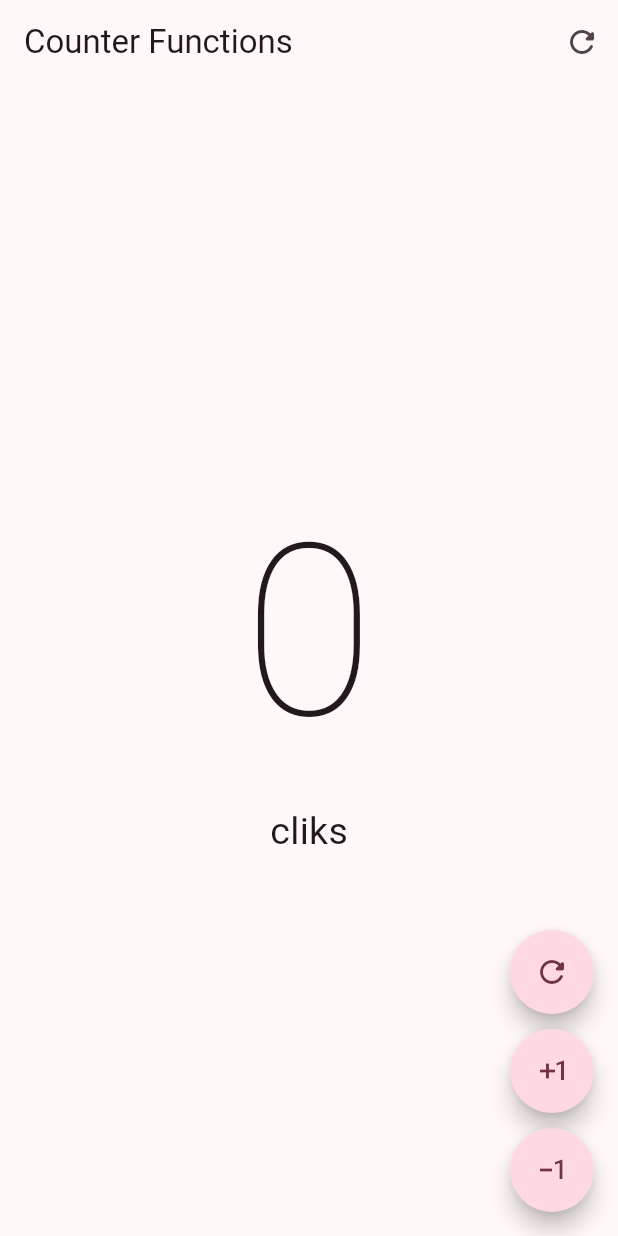
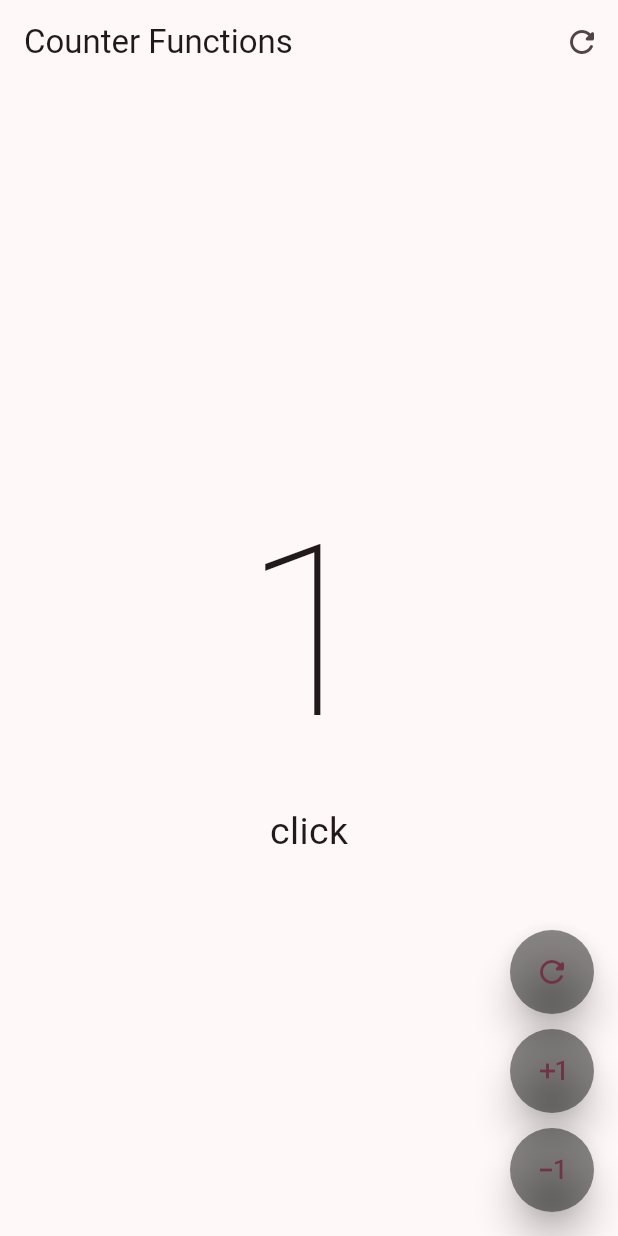
Before and after one commit to LeopoldoIII/hello_world_app, a Flutter app: the screen it shows after launch, after a tap on the "exposure plus 1" icon, on a phone screen of 412 x 824 dp. Run offline on Flutter 3.47's test engine with Material 2 defaults, Android fonts, the phone set to English and light mode, and no system bars.

```diff
--- a/lib/screens/counter/counter_functions_screen.dart
+++ b/lib/screens/counter/counter_functions_screen.dart
@@ -45,15 +45,34 @@ class _CounterFunctionsScreenState extends State<CounterFunctionsScreen> {
         floatingActionButton: Column(
           mainAxisAlignment: MainAxisAlignment.end,
           children: [
-            const CustomButton(icon: Icons.refresh_rounded),
+            CustomButton(
+              icon: Icons.refresh_rounded,
+              onPressed: () {
+                clickCounter = 0;
+                setState(() {});
+              },
+            ),
             const SizedBox(
               height: 10,
             ),
-            const CustomButton(icon: Icons.exposure_plus_1_outlined),
+            CustomButton(
+              icon: Icons.exposure_plus_1_outlined,
+              onPressed: () {
+                clickCounter++;
+                setState(() {});
+              },
+            ),
             const SizedBox(
               height: 10,
             ),
-            const CustomButton(icon: Icons.exposure_minus_1_outlined),
+            CustomButton(
+              icon: Icons.exposure_minus_1_outlined,
+              onPressed: () {
+                if (clickCounter == 0) return;
+                clickCounter--;
+                setState(() {});
+              },
+            ),
           ],
         ));
   }
@@ -61,17 +80,21 @@ class _CounterFunctionsScreenState extends State<CounterFunctionsScreen> {
 
 class CustomButton extends StatelessWidget {
   final IconData icon;
+  final VoidCallback? onPressed;
 
   const CustomButton({
     Key? key,
     required this.icon,
+    this.onPressed,
   }) : super(key: key);
 
   @override
   Widget build(BuildContext context) {
     return FloatingActionButton(
       shape: const StadiumBorder(),
-      onPressed: () {},
+      elevation: 10,
+      backgroundColor: Colors.black45,
+      onPressed: onPressed,
       child: Icon(icon),
     );
   }
```
